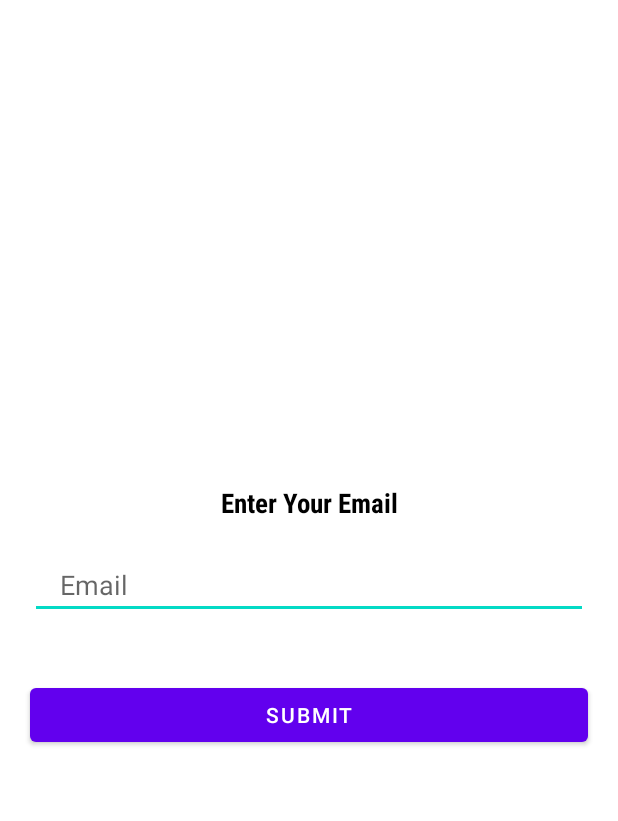
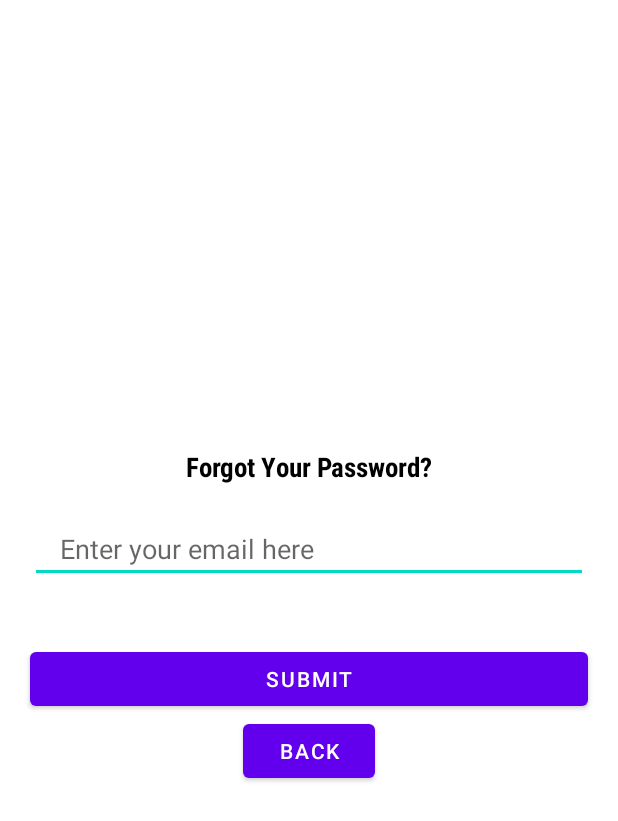
Before and after one commit to nuwinwiwana/I-KAEN, an Android app: the ForgotPassword screen opened directly, with no data from a screen before it, on a phone screen of 412 x 824 dp. Shown: the top 821 px of the screen. Run offline under Robolectric (Android 15) with nearby library versions, the phone set to English and light mode, and no system bars; our stand-ins replace Firebase (no records; nobody signed in at launch, a user with empty details on screens opened directly).

Commit message:
Completed Forgot password page

```diff
--- a/IKAEN/app/build.gradle
+++ b/IKAEN/app/build.gradle
@@ -23,6 +23,7 @@ android {
             proguardFiles getDefaultProguardFile('proguard-android-optimize.txt'), 'proguard-rules.pro'
         }
     }
+
     compileOptions {
         sourceCompatibility JavaVersion.VERSION_1_8
         targetCompatibility JavaVersion.VERSION_1_8
@@ -40,4 +41,8 @@ dependencies {
     implementation platform('com.google.firebase:firebase-bom:28.4.0')
     implementation 'com.google.firebase:firebase-database'
     implementation 'com.google.firebase:firebase-auth'
+    implementation 'com.google.firebase:firebase-core:16.0.1'
+    implementation 'com.google.firebase:firebase-auth:16.0.2'
+    implementation 'com.google.android.gms:play-services-gcm:15.0.1'
+    implementation 'com.android.support:support-annotations:22.2.0'
 }
--- a/IKAEN/app/src/main/java/com/example/ikaen/ForgotPassword.java
+++ b/IKAEN/app/src/main/java/com/example/ikaen/ForgotPassword.java
@@ -1,14 +1,68 @@
 package com.example.ikaen;
+
 
 import androidx.appcompat.app.AppCompatActivity;
 
+import android.util.Log;
+import android.text.TextUtils;
+import android.view.View;
+import android.widget.Button;
+import android.widget.EditText;
+import android.widget.Toast;
+import androidx.annotation.NonNull;
+import com.google.android.gms.tasks.OnCompleteListener;
+import com.google.android.gms.tasks.Task;
+import com.google.firebase.auth.FirebaseAuth;
 import android.os.Bundle;
+import static android.content.ContentValues.TAG;
 
 public class ForgotPassword extends AppCompatActivity {
+    private EditText edtEmail;
+    private Button btnResetPassword;
+    private Button btnBack;
+    private FirebaseAuth mAuth;
 
     @Override
     protected void onCreate(Bundle savedInstanceState) {
         super.onCreate(savedInstanceState);
         setContentView(R.layout.activity_forgot_password);
+
+        edtEmail = (EditText) findViewById(R.id.email);
+        btnResetPassword = (Button) findViewById(R.id.submitBtn);
+        btnBack = (Button) findViewById(R.id.BackBtn);
+
+        mAuth = FirebaseAuth.getInstance();
+
+        btnResetPassword.setOnClickListener(new View.OnClickListener() {
+            @Override
+            public void onClick(View v) {
+
+                String email = edtEmail.getText().toString().trim();
+
+                if (TextUtils.isEmpty(email)) {
+                    Toast.makeText(getApplicationContext(), "Enter your email!", Toast.LENGTH_SHORT).show();
+                    return;
+                }
+
+                mAuth.sendPasswordResetEmail(email)
+                        .addOnCompleteListener(new OnCompleteListener<Void>() {
+                            @Override
+                            public void onComplete(@NonNull Task<Void> task) {
+                                if (task.isSuccessful()) {
+                                    Log.d(TAG, "Email sent.");
+                                }
+                            }
+                        });
+
+            }
+        });
+
+        btnBack.setOnClickListener(new View.OnClickListener() {
+            @Override
+            public void onClick(View v) {
+                finish();
+            }
+        });
     }
+
 }
--- a/IKAEN/app/src/main/res/layout/activity_forgot_password.xml
+++ b/IKAEN/app/src/main/res/layout/activity_forgot_password.xml
@@ -11,26 +11,26 @@
     <TextView
         android:layout_width="match_parent"
         android:layout_height="wrap_content"
-        android:textStyle="bold"
+        android:fontFamily="sans-serif-condensed"
         android:gravity="center"
+        android:text="Forgot Your Password?"
         android:textColor="#000000"
-        android:fontFamily="sans-serif-condensed"
         android:textSize="18sp"
-        android:text="Enter Your Email"/>
+        android:textStyle="bold" />
 
     <EditText
-        android:layout_marginTop="20dp"
+        android:id="@+id/email"
         android:layout_width="match_parent"
         android:layout_height="wrap_content"
+        android:layout_marginStart="20dp"
+        android:layout_marginTop="20dp"
+        android:layout_marginEnd="20dp"
+        android:hint="Enter your email here"
         android:inputType="textEmailAddress"
-        android:id="@+id/email"
-        android:hint="Email"
         android:maxLines="1"
-        android:layout_marginStart="20dp"
-        android:layout_marginEnd="20dp"
         android:paddingStart="20dp"
+        android:paddingLeft="20dp"
         android:paddingEnd="0dp"
-        android:paddingLeft="20dp"
         android:paddingRight="0dp" />
 
     <Button
@@ -42,4 +42,10 @@
         android:layout_marginEnd="20dp"
         android:text="SUBMIT" />
 
+    <Button
+        android:id="@+id/BackBtn"
+        android:layout_width="wrap_content"
+        android:layout_height="wrap_content"
+        android:text="BACK" />
+
 </LinearLayout>
--- a/IKAEN/build.gradle
+++ b/IKAEN/build.gradle
@@ -20,7 +20,10 @@ allprojects {
         jcenter()
     }
 }
-
+repositories {
+    jcenter()
+    maven { url '<your-SDK-path>/extras/android/m2repository' }
+}
 task clean(type: Delete) {
     delete rootProject.buildDir
 }
```
